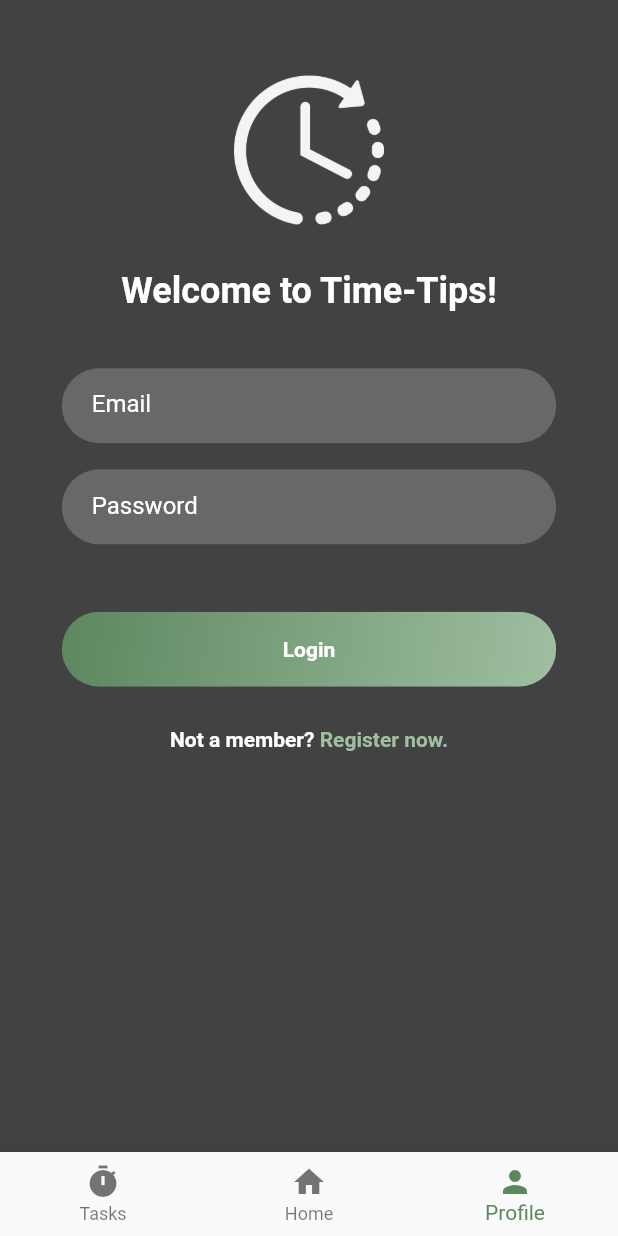
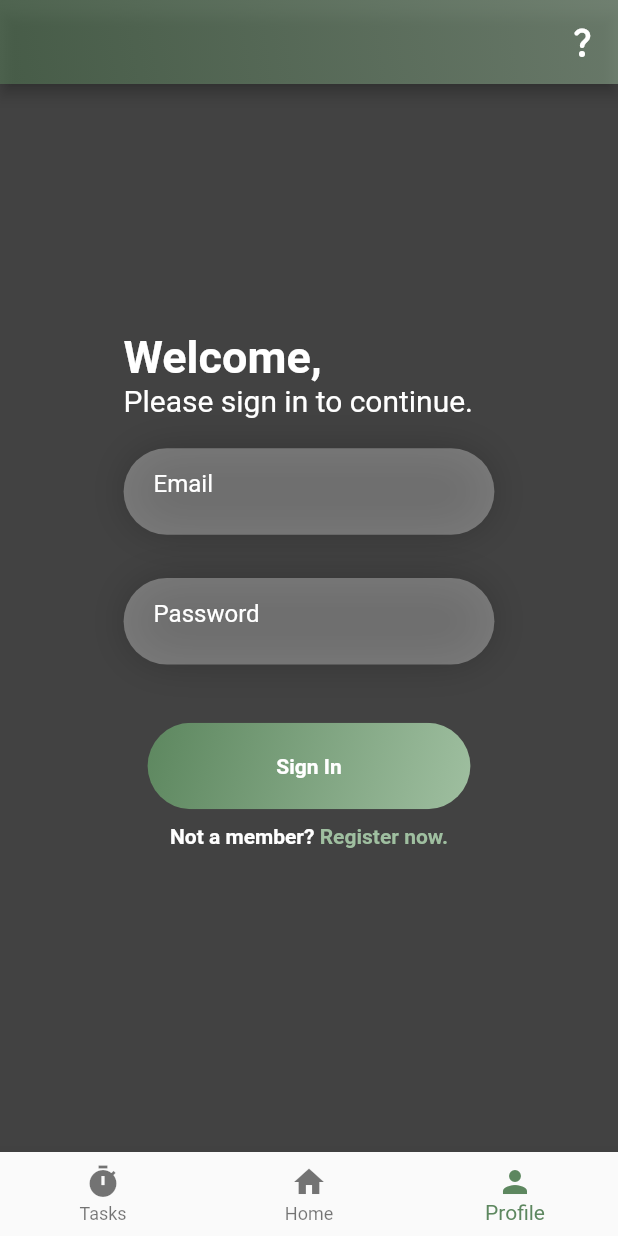
Before and after one commit to vinyetaG/CS344_Final, a Flutter app: the screen it shows after launch, item 3 of the bottom bar chosen, on a phone screen of 412 x 824 dp. Run offline on Flutter 3.47's test engine with Material 2 defaults, Android fonts, the phone set to English and light mode, and no system bars; our stand-ins replace analog_clock, firebase_auth, firebase_core, stop_watch_timer; accounts and stored records are empty.

Commit message:
Update login_screen.dart
Fixed display issues.

```diff
--- a/lib/login_screen.dart
+++ b/lib/login_screen.dart
@@ -1,6 +1,6 @@
+import 'package:flutter/material.dart';
 import 'signup_screen.dart';
 import 'package:firebase_auth/firebase_auth.dart';
-import 'package:flutter/material.dart';
 import '../task_model.dart';
 //import 'package:final_project/src/themedata.dart';
 
@@ -14,80 +14,101 @@ class LoginScreen extends StatefulWidget {
 
 class _LoginScreenState extends State<LoginScreen> {
   // Text controllers
-  final TextEditingController emailCtrl = TextEditingController();
-  final TextEditingController passwordCtrl = TextEditingController();
+  final TextEditingController _emailCtrl = TextEditingController();
+  final TextEditingController _passwordCtrl = TextEditingController();
 
   // Firebase user status
   final FirebaseAuth auth = FirebaseAuth.instance;
 
-  // TODO: Implement profile picture
-  // TODO: Implement settings fields
-  // TODO: OPTIONAL - Redesign card once elements are working?
-  // TODO: Something is wrong with my text fields. They're centered but only in certain window sizes... not sure why they won't center right :(((
+  final GlobalKey<FormState> _loginKey = GlobalKey();
 
   @override
   Widget build(BuildContext context) {
+    // TextFormField sizing
+    double elementHeight = MediaQuery.of(context).size.height * 0.07;
+    double elementWidth = MediaQuery.of(context).size.width * 0.6;
+    double elementRadius = 30;
+    double leftPadding = 20;
+
     return Scaffold(
+        appBar: AppBar(
+            backgroundColor: Colors.transparent,
+            flexibleSpace: Container(
+                decoration: BoxDecoration(
+              gradient: LinearGradient(
+                  begin: Alignment.bottomLeft,
+                  end: Alignment.topRight,
+                  colors: [
+                    Theme.of(context).colorScheme.primary.withOpacity(0.5),
+                    Theme.of(context).colorScheme.secondary.withOpacity(0.5),
+                  ]),
+            )),
+            actions: [
+              IconButton(
+                  onPressed: () {},
+                  icon: const Icon(Icons.question_mark_rounded))
+            ]),
         body: Padding(
-            padding: const EdgeInsets.all(20),
-            child: Center(
+            padding: EdgeInsets.fromLTRB(
+                30, MediaQuery.of(context).size.height * 0.2, 30, 30),
             child: Column(children: [
-              const Padding(
-                  padding: EdgeInsets.symmetric(vertical: 30),
-                  child: Image(
-                    image: AssetImage('lib/src/assets/images/timerIcon.png'),
-                    width: 100,
-                    height: 100,
-                  )),
-              const Text('Welcome to Time-Tips!',
-                  textAlign: TextAlign.center,
+              Container(
+                width: MediaQuery.of(context).size.width * 0.6,
+                alignment: Alignment.topLeft,
+                child: const Text(
                     style: TextStyle(
-                    fontWeight: (FontWeight.bold),
-                    fontSize: 24,
-                  )),
+                      fontSize: 30,
+                      fontWeight: FontWeight.w600,
+                    ),
+                    'Welcome,'),
+              ),
+              Container(
+                  width: MediaQuery.of(context).size.width * 0.6,
+                  alignment: Alignment.topLeft,
+                  child: const Text(
+                      style: TextStyle(
+                        fontSize: 20,
+                        fontWeight: FontWeight.w400,
+                      ),
+                      'Please sign in to continue.')),
               const SizedBox(height: 20),
-              SizedBox(
-                  height: MediaQuery.of(context).size.height * 0.3,
-                  width: MediaQuery.of(context).size.width * 0.8,
-                  child: loginForm(
-                      context: context,
-                      emailCtrl: emailCtrl,
-                      passwordCtrl: passwordCtrl)),
-              const SizedBox(height: 10),
-              registerBar(widget.taskModel, context),
-            ]))));
-  }
-}
-
-Widget loginForm(
-    {required BuildContext context,
-    required TextEditingController emailCtrl,
-    required TextEditingController passwordCtrl}) {
-  // Form key
-  // ignore: no_leading_underscores_for_local_identifiers
-  final _loginKey = GlobalKey<FormState>();
-  return Form(
+              Form(
                 key: _loginKey,
-      child:
-          Column(mainAxisAlignment: MainAxisAlignment.spaceEvenly, children: [
-        Stack(children: [
+                child: Column(
+                    mainAxisAlignment: MainAxisAlignment.center,
+                    crossAxisAlignment: CrossAxisAlignment.center,
+                    children: [
+                      // Email Field
+                      Stack(alignment: Alignment.topCenter, children: [
+                        // Opaque Background
                         Container(
-            height: 50,
-            width: 450,
-            padding: const EdgeInsets.only(bottom: 5, left: 20),
+                          alignment: Alignment.topCenter,
+                          height: elementHeight,
+                          width: elementWidth,
                           decoration: BoxDecoration(
-                color: Colors.white.withOpacity(0.2),
-                borderRadius: BorderRadius.circular(30)),
+                              color: Colors.white.withOpacity(0.3),
+                              borderRadius:
+                                  BorderRadius.circular(elementRadius),
+                              boxShadow: [
+                                BoxShadow(
+                                    color: Colors.black.withOpacity(0.3),
+                                    blurRadius: 25,
+                                    spreadRadius: -5)
+                              ]),
                         ),
-          Padding(
-              padding: const EdgeInsets.only(left: 20),
+                        // Textfield Container (Shows validation below opaque area)
+                        Container(
+                            alignment: Alignment.topCenter,
+                            padding: EdgeInsets.only(left: leftPadding),
+                            height: elementHeight * 1.5,
+                            width: elementWidth,
                             child: TextFormField(
                               style: const TextStyle(color: Colors.white),
                               decoration: const InputDecoration(
                                   border: InputBorder.none,
                                   hintStyle: TextStyle(color: Colors.white),
                                   hintText: 'Email'),
-                controller: emailCtrl,
+                              controller: _emailCtrl,
                               obscureText: false,
                               validator: (email) {
                                 if (email == null || email.isEmpty) {
@@ -97,23 +118,39 @@ Widget loginForm(
                               },
                             ))
                       ]),
-        Stack(children: [
+
+                      // Password Field
+                      Stack(alignment: Alignment.topCenter, children: [
+                        // Opaque Background
                         Container(
-            height: 50,
-            width: 450,
+                          alignment: Alignment.topCenter,
+                          height: elementHeight,
+                          width: elementWidth,
                           decoration: BoxDecoration(
-                color: Colors.white.withOpacity(0.2),
-                borderRadius: BorderRadius.circular(30)),
+                              color: Colors.white.withOpacity(0.3),
+                              borderRadius:
+                                  BorderRadius.circular(elementRadius),
+                              boxShadow: [
+                                BoxShadow(
+                                    color: Colors.black.withOpacity(0.3),
+                                    blurRadius: 25,
+                                    spreadRadius: -5)
+                              ]),
                         ),
-          Padding(
-              padding: const EdgeInsets.only(left: 20),
+
+                        // Textfield Container (Shows validation below opaque area)
+                        Container(
+                            alignment: Alignment.topCenter,
+                            padding: EdgeInsets.only(left: leftPadding),
+                            height: elementHeight * 1.5,
+                            width: elementWidth,
                             child: TextFormField(
                               style: const TextStyle(color: Colors.white),
                               decoration: const InputDecoration(
                                   border: InputBorder.none,
                                   hintStyle: TextStyle(color: Colors.white),
                                   hintText: 'Password'),
-                controller: passwordCtrl,
+                              controller: _passwordCtrl,
                               obscureText: true,
                               validator: (password) {
                                 if (password == null || password.isEmpty) {
@@ -123,10 +160,12 @@ Widget loginForm(
                               },
                             )),
                       ]),
+
                       const SizedBox(height: 10),
+
                       SizedBox(
-            height: 50,
-            width: 450,
+                          height: elementHeight,
+                          width: elementWidth,
                           child: MaterialButton(
                             onPressed: (() async {
                               if (_loginKey.currentState!.validate()) {
@@ -134,19 +173,23 @@ Widget loginForm(
 
                                 // Login to account
                                 try {
-                    await FirebaseAuth.instance.signInWithEmailAndPassword(
-                        email: emailCtrl.text, password: passwordCtrl.text);
+                                  await FirebaseAuth.instance
+                                      .signInWithEmailAndPassword(
+                                          email: _emailCtrl.text,
+                                          password: _passwordCtrl.text);
                                 } on FirebaseAuthException catch (e) {
                                   String loginError = e.message.toString();
-                    SnackBar errorMessage = SnackBar(content: Text(loginError));
-                    ScaffoldMessenger.of(context).showSnackBar(errorMessage);
+                                  SnackBar errorMessage =
+                                      SnackBar(content: Text(loginError));
+                                  ScaffoldMessenger.of(context)
+                                      .showSnackBar(errorMessage);
                                 }
                               }
                             }),
                             splashColor: Colors.black12,
-              padding: const EdgeInsets.all(0),
                             shape: RoundedRectangleBorder(
-                borderRadius: BorderRadius.circular(32.0),
+                              borderRadius:
+                                  BorderRadius.circular(elementRadius),
                             ),
                             child: Ink(
                               width: double.infinity,
@@ -158,17 +201,24 @@ Widget loginForm(
                                       Theme.of(context).colorScheme.primary,
                                       Theme.of(context).colorScheme.secondary
                                     ]),
-                  borderRadius: BorderRadius.circular(30.0),
+                                borderRadius:
+                                    BorderRadius.circular(elementRadius),
                               ),
                               child: Container(
                                   alignment: Alignment.center,
                                   child: const Text(
                                       style: TextStyle(
-                            fontWeight: FontWeight.bold, color: Colors.white),
-                        'Login')),
+                                          fontWeight: FontWeight.bold,
+                                          color: Colors.white),
+                                      'Sign In')),
                             ),
                           )),
-      ]));
+                    ]),
+              ),
+              const SizedBox(height: 10),
+              registerBar(widget.taskModel, context),
+            ])));
+  }
 }
 
 Widget registerBar(taskModel, context) {
```
Lines whose indentation alone changed are shown as unchanged.
